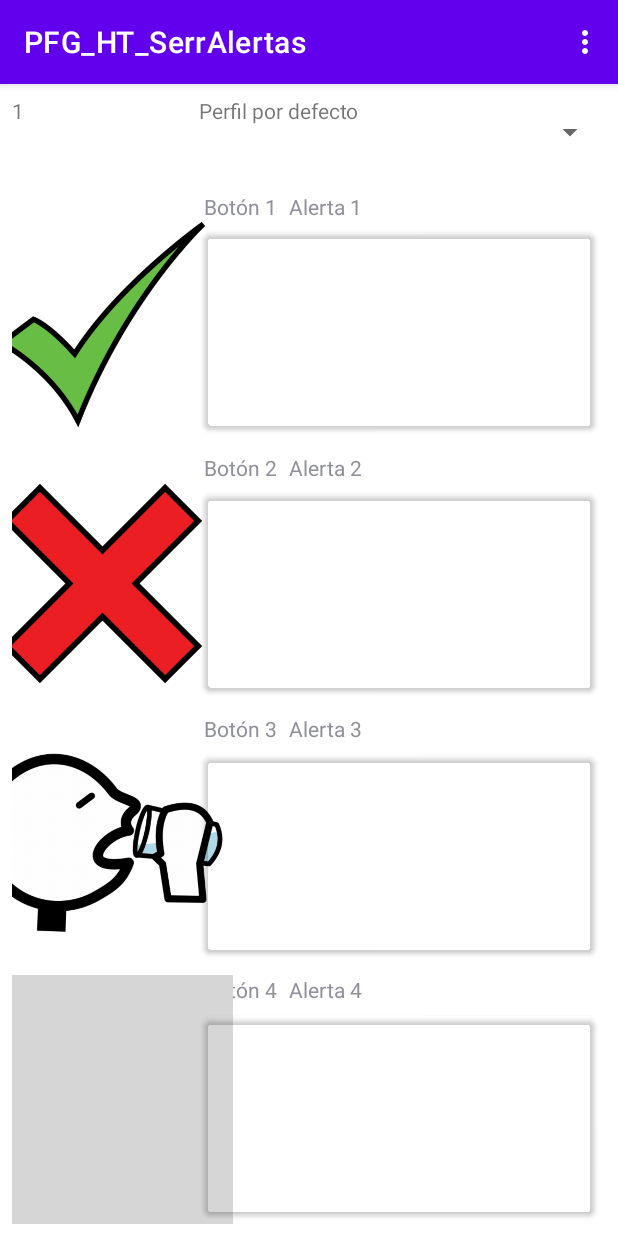
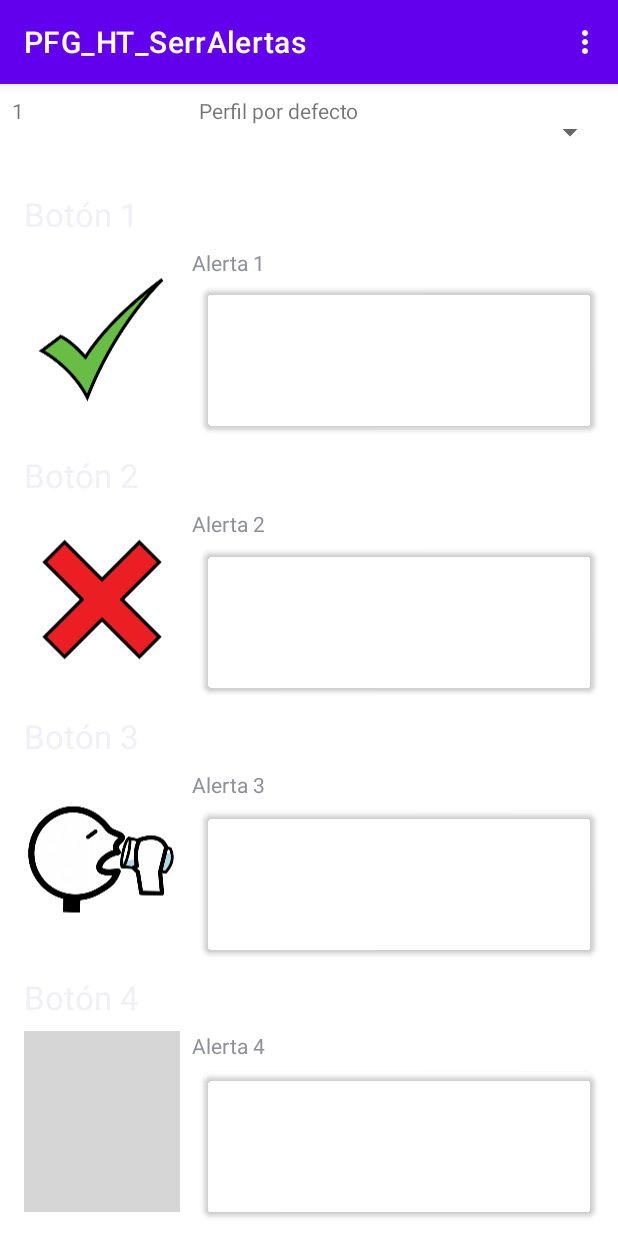
Before and after one commit to AdrianCoso/PFG_HT_SerrAlertas, an Android app: the screen it shows after launch (MainActivity), on a phone screen of 412 x 824 dp. Run offline under Robolectric (Android 15) with nearby library versions, the phone set to English and light mode, and no system bars; grey boxes are pictures that could not be loaded.

```diff
--- a/app/src/main/AndroidManifest.xml
+++ b/app/src/main/AndroidManifest.xml
@@ -3,6 +3,8 @@
     xmlns:tools="http://schemas.android.com/tools">
 
     <uses-permission android:name="android.permission.ACCESS_MEDIA_LOCATION" />
+    <uses-permission android:name="android.permission.READ_MEDIA_AUDIO" />
+    <uses-permission android:name="android.permission.READ_MEDIA_IMAGES" />
     <uses-permission android:name="android.permission.BLUETOOTH" />
     <uses-permission android:name="android.permission.BLUETOOTH_CONNECT" />
     <uses-permission android:name="android.permission.FOREGROUND_SERVICE" />
@@ -36,7 +38,7 @@
         <service
             android:name=".servicios.BtService"
             android:enabled="true"
-            android:exported="true" />
+            android:exported="false" />
 
         <activity
             android:name=".MainActivity"
--- a/app/src/main/res/layout/layout_alerta.xml
+++ b/app/src/main/res/layout/layout_alerta.xml
@@ -9,10 +9,9 @@
         android:id="@+id/tv_nombre_alerta"
         android:layout_width="0dp"
         android:layout_height="wrap_content"
-        android:layout_marginStart="8dp"
         android:layout_marginTop="8dp"
-        app:layout_constraintStart_toEndOf="@+id/tv_boton_alerta"
-        app:layout_constraintTop_toTopOf="parent" />
+        app:layout_constraintStart_toStartOf="@+id/guideline"
+        app:layout_constraintTop_toBottomOf="@+id/tv_boton_alerta" />
 
     <TextView
         android:id="@+id/tv_boton_alerta"
@@ -20,7 +19,8 @@
         android:layout_height="wrap_content"
         android:layout_marginStart="8dp"
         android:layout_marginTop="8dp"
-        app:layout_constraintStart_toEndOf="@+id/guideline"
+        android:textAppearance="@style/TextAppearance.AppCompat.Large"
+        app:layout_constraintStart_toStartOf="parent"
         app:layout_constraintTop_toTopOf="parent" />
 
     <androidx.cardview.widget.CardView
@@ -39,14 +39,16 @@
 
     <ImageView
         android:id="@+id/iv_imagen_alerta"
-        android:layout_width="wrap_content"
-        android:layout_height="wrap_content"
+        android:layout_width="0dp"
+        android:layout_height="0dp"
         android:layout_marginStart="8dp"
         android:layout_marginTop="8dp"
         android:layout_marginEnd="8dp"
+        android:layout_marginBottom="8dp"
+        app:layout_constraintBottom_toBottomOf="parent"
         app:layout_constraintEnd_toStartOf="@+id/guideline"
         app:layout_constraintStart_toStartOf="parent"
-        app:layout_constraintTop_toTopOf="parent"
+        app:layout_constraintTop_toBottomOf="@+id/tv_boton_alerta"
         tools:srcCompat="@tools:sample/avatars" />
 
     <androidx.constraintlayout.widget.Guideline
```
Also changed, not shown: app/src/main/java/dam/coso/pfg_ht_serralertas/EditarAlertaActivity.java (+89 -3 lines), app/src/main/java/dam/coso/pfg_ht_serralertas/util/Sonido.java (added, +67 -0 lines), app/src/main/res/layout/activity_editar_alerta.xml (+8 -1 lines).
